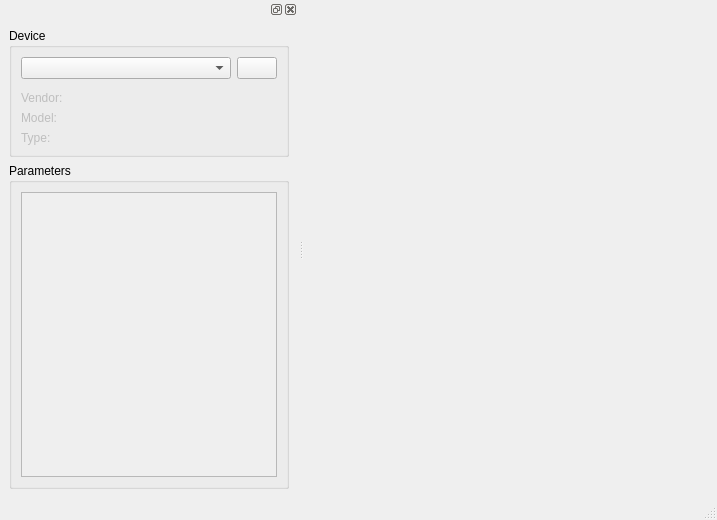
Old version of the form gui/mainwindow.ui in the repository Corosan/sane-wrapper.
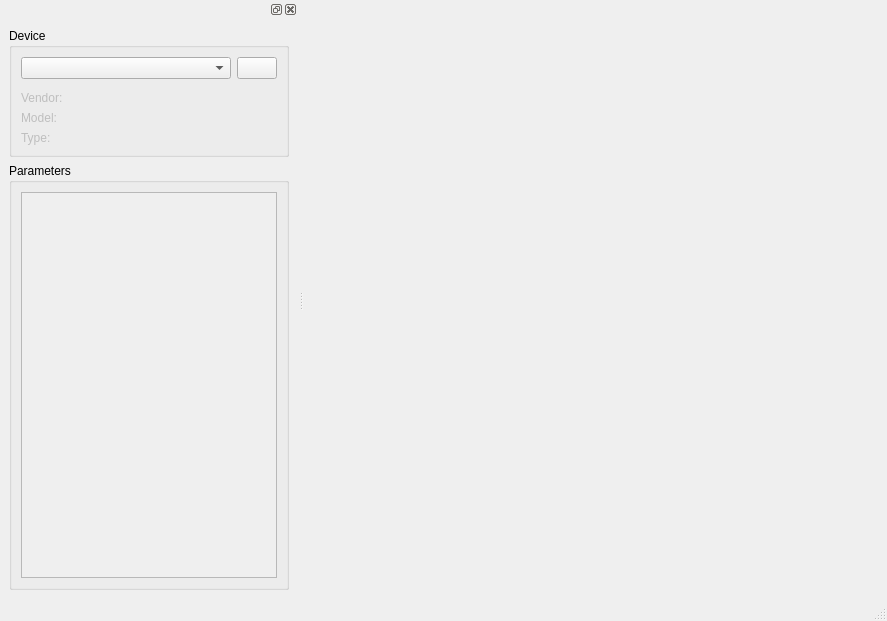
New version of the form.

Commit message: introduced stub options, new kinds of device option and list models; supported bool, int and string types (strings - with a string list constraint)

Patch:
```diff
--- a/gui/mainwindow.ui
+++ b/gui/mainwindow.ui
@@ -6,8 +6,8 @@
    <rect>
     <x>0</x>
     <y>0</y>
-    <width>717</width>
-    <height>520</height>
+    <width>887</width>
+    <height>621</height>
    </rect>
   </property>
   <property name="windowTitle">
@@ -34,9 +34,6 @@
    </attribute>
    <widget class="QWidget" name="dockWidgetContents">
     <layout class="QVBoxLayout" name="verticalLayout">
-     <property name="sizeConstraint">
-      <enum>QLayout::SetMinAndMaxSize</enum>
-     </property>
      <item>
       <widget class="QGroupBox" name="groupBox">
        <property name="title">
@@ -128,7 +125,7 @@
        </property>
        <layout class="QHBoxLayout" name="horizontalLayout_2">
         <item>
-         <widget class="QListView" name="listView_device_opts">
+         <widget class="QTableView" name="tableView_device_opts">
           <property name="enabled">
            <bool>false</bool>
           </property>
```
Left out of the diff: 5 changed lines with no effect on the pictures. The commit also changes 8 other files.
